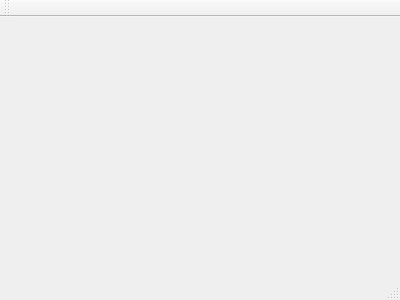
Jerry-Jincheng/mediaProject, file mainwindow.ui: the form before one commit.
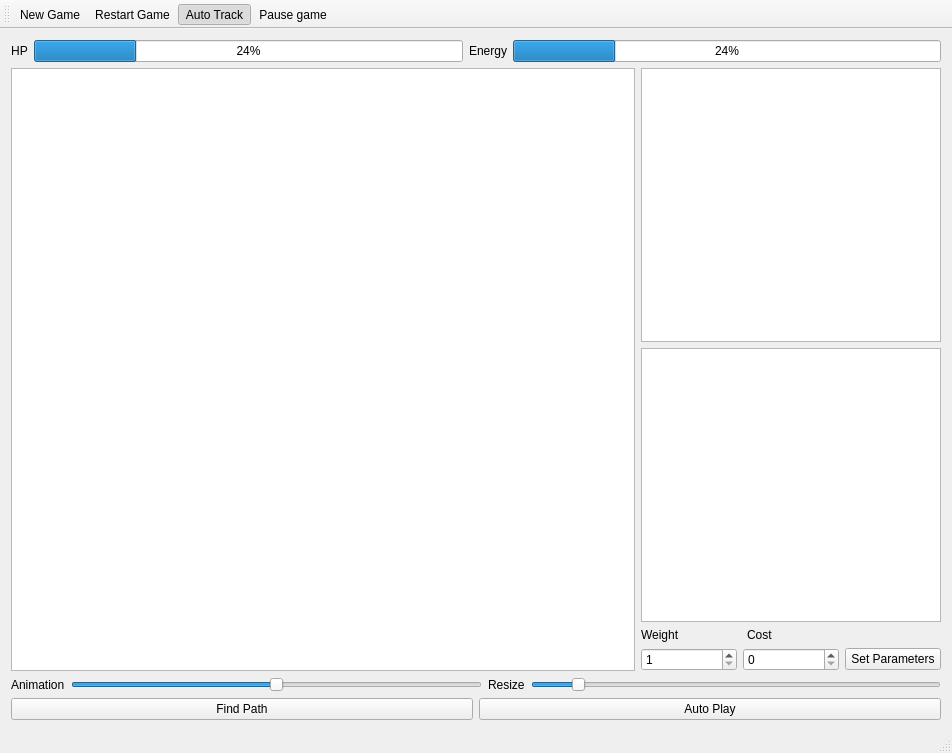
The form after the commit.

The edit to the form file:
```diff
--- a/mainwindow.ui
+++ b/mainwindow.ui
@@ -1,24 +1,320 @@
 <ui version="4.0">
  <class>MainWindow</class>
- <widget class="QMainWindow" name="MainWindow" >
-  <property name="geometry" >
+ <widget class="QMainWindow" name="MainWindow">
+  <property name="geometry">
    <rect>
     <x>0</x>
     <y>0</y>
-    <width>400</width>
-    <height>300</height>
+    <width>952</width>
+    <height>753</height>
    </rect>
   </property>
   <property name="windowTitle" >
    <string>MainWindow</string>
   </property>
-  <widget class="QMenuBar" name="menuBar" />
-  <widget class="QToolBar" name="mainToolBar" />
-  <widget class="QWidget" name="centralWidget" />
-  <widget class="QStatusBar" name="statusBar" />
+  <widget class="QWidget" name="centralWidget">
+   <layout class="QVBoxLayout" name="verticalLayout">
+    <item>
+     <layout class="QHBoxLayout" name="horizontalLayout_2">
+      <item>
+       <widget class="QLabel" name="label">
+        <property name="text">
+         <string>HP</string>
+        </property>
+        <property name="alignment">
+         <set>Qt::AlignCenter</set>
+        </property>
+        <property name="margin">
+         <number>10</number>
+        </property>
+       </widget>
+      </item>
+      <item>
+       <widget class="QProgressBar" name="hp_bar">
+        <property name="autoFillBackground">
+         <bool>false</bool>
+        </property>
+        <property name="value">
+         <number>24</number>
+        </property>
+        <property name="invertedAppearance">
+         <bool>false</bool>
+        </property>
+       </widget>
+      </item>
+      <item>
+       <widget class="QLabel" name="label_2">
+        <property name="text">
+         <string>Energy</string>
+        </property>
+        <property name="alignment">
+         <set>Qt::AlignCenter</set>
+        </property>
+        <property name="margin">
+         <number>10</number>
+        </property>
+       </widget>
+      </item>
+      <item>
+       <widget class="QProgressBar" name="energy_bar">
+        <property name="value">
+         <number>24</number>
+        </property>
+       </widget>
+      </item>
+     </layout>
+    </item>
+    <item>
+     <layout class="QHBoxLayout" name="horizontalLayout">
+      <property name="sizeConstraint">
+       <enum>QLayout::SetMinAndMaxSize</enum>
+      </property>
+      <item>
+       <widget class="QGraphicsView" name="game_view">
+        <property name="minimumSize">
+         <size>
+          <width>500</width>
+          <height>500</height>
+         </size>
+        </property>
+       </widget>
+      </item>
+      <item>
+       <layout class="QVBoxLayout" name="verticalLayout_2">
+        <item>
+         <widget class="QTextBrowser" name="textView">
+          <property name="maximumSize">
+           <size>
+            <width>300</width>
+            <height>16777215</height>
+           </size>
+          </property>
+         </widget>
+        </item>
+        <item>
+         <widget class="QTextBrowser" name="information">
+          <property name="maximumSize">
+           <size>
+            <width>300</width>
+            <height>16777215</height>
+           </size>
+          </property>
+         </widget>
+        </item>
+        <item>
+         <layout class="QHBoxLayout" name="horizontalLayout_7">
+          <item>
+           <widget class="QLabel" name="label_6">
+            <property name="maximumSize">
+             <size>
+              <width>100</width>
+              <height>16777215</height>
+             </size>
+            </property>
+            <property name="text">
+             <string>Weight</string>
+            </property>
+           </widget>
+          </item>
+          <item>
+           <widget class="QLabel" name="label_5">
+            <property name="maximumSize">
+             <size>
+              <width>167777</width>
+              <height>16777215</height>
+             </size>
+            </property>
+            <property name="text">
+             <string>Cost</string>
+            </property>
+           </widget>
+          </item>
+         </layout>
+        </item>
+        <item>
+         <layout class="QHBoxLayout" name="horizontalLayout_5">
+          <item>
+           <widget class="QSpinBox" name="weight">
+            <property name="maximumSize">
+             <size>
+              <width>100</width>
+              <height>16777215</height>
+             </size>
+            </property>
+            <property name="minimum">
+             <number>1</number>
+            </property>
+            <property name="maximum">
+             <number>10</number>
+            </property>
+           </widget>
+          </item>
+          <item>
+           <widget class="QSpinBox" name="cost">
+            <property name="maximumSize">
+             <size>
+              <width>100</width>
+              <height>16777215</height>
+             </size>
+            </property>
+            <property name="minimum">
+             <number>0</number>
+            </property>
+            <property name="maximum">
+             <number>10</number>
+            </property>
+            <property name="value">
+             <number>0</number>
+            </property>
+           </widget>
+          </item>
+          <item>
+           <widget class="QPushButton" name="path_v">
+            <property name="text">
+             <string>Set Parameters</string>
+            </property>
+           </widget>
+          </item>
+         </layout>
+        </item>
+       </layout>
+      </item>
+     </layout>
+    </item>
+    <item>
+     <layout class="QVBoxLayout" name="verticalLayout_3">
+      <item>
+       <layout class="QHBoxLayout" name="horizontalLayout_4">
+        <item>
+         <widget class="QLabel" name="label_3">
+          <property name="text">
+           <string>Animation</string>
+          </property>
+         </widget>
+        </item>
+        <item>
+         <widget class="QSlider" name="slider_animation">
+          <property name="minimum">
+           <number>10</number>
+          </property>
+          <property name="maximum">
+           <number>50</number>
+          </property>
+          <property name="value">
+           <number>30</number>
+          </property>
+          <property name="orientation">
+           <enum>Qt::Horizontal</enum>
+          </property>
+         </widget>
+        </item>
+        <item>
+         <widget class="QLabel" name="label_4">
+          <property name="text">
+           <string>Resize</string>
+          </property>
+         </widget>
+        </item>
+        <item>
+         <widget class="QSlider" name="slider_resize">
+          <property name="minimum">
+           <number>0</number>
+          </property>
+          <property name="maximum">
+           <number>99</number>
+          </property>
+          <property name="value">
+           <number>10</number>
+          </property>
+          <property name="orientation">
+           <enum>Qt::Horizontal</enum>
+          </property>
+         </widget>
+        </item>
+       </layout>
+      </item>
+      <item>
+       <layout class="QHBoxLayout" name="horizontalLayout_3">
+        <item>
+         <widget class="QPushButton" name="find_path">
+          <property name="text">
+           <string>Find Path</string>
+          </property>
+         </widget>
+        </item>
+        <item>
+         <widget class="QPushButton" name="auto_play_button">
+          <property name="text">
+           <string>Auto Play</string>
+          </property>
+          <property name="checkable">
+           <bool>true</bool>
+          </property>
+         </widget>
+        </item>
+       </layout>
+      </item>
+     </layout>
+    </item>
+   </layout>
+  </widget>
+  <widget class="QMenuBar" name="menuBar">
+   <property name="geometry">
+    <rect>
+     <x>0</x>
+     <y>0</y>
+     <width>952</width>
+     <height>26</height>
+    </rect>
+   </property>
+  </widget>
+  <widget class="QToolBar" name="mainToolBar">
+   <attribute name="toolBarArea">
+    <enum>TopToolBarArea</enum>
+   </attribute>
+   <attribute name="toolBarBreak">
+    <bool>false</bool>
+   </attribute>
+   <addaction name="new_game"/>
+   <addaction name="restart_game"/>
+   <addaction name="auto_track"/>
+   <addaction name="pause_game"/>
+  </widget>
+  <widget class="QStatusBar" name="statusBar"/>
+  <action name="auto_track">
+   <property name="checkable">
+    <bool>true</bool>
+   </property>
+   <property name="checked">
+    <bool>true</bool>
+   </property>
+   <property name="text">
+    <string>Auto Track</string>
+   </property>
+   <property name="toolTip">
+    <string>Auto Track the Protagonist</string>
+   </property>
+  </action>
+  <action name="pause_game">
+   <property name="checkable">
+    <bool>true</bool>
+   </property>
+   <property name="text">
+    <string>Pause game</string>
+   </property>
+  </action>
+  <action name="restart_game">
+   <property name="text">
+    <string>Restart Game</string>
+   </property>
+  </action>
+  <action name="new_game">
+   <property name="text">
+    <string>New Game</string>
+   </property>
+  </action>
  </widget>
- <layoutDefault spacing="6" margin="11" />
- <pixmapfunction></pixmapfunction>
+ <layoutdefault spacing="6" margin="11"/>
  <resources/>
  <connections/>
 </ui>
```
Left out of the diff: 3 changed lines with no effect on the pictures.
